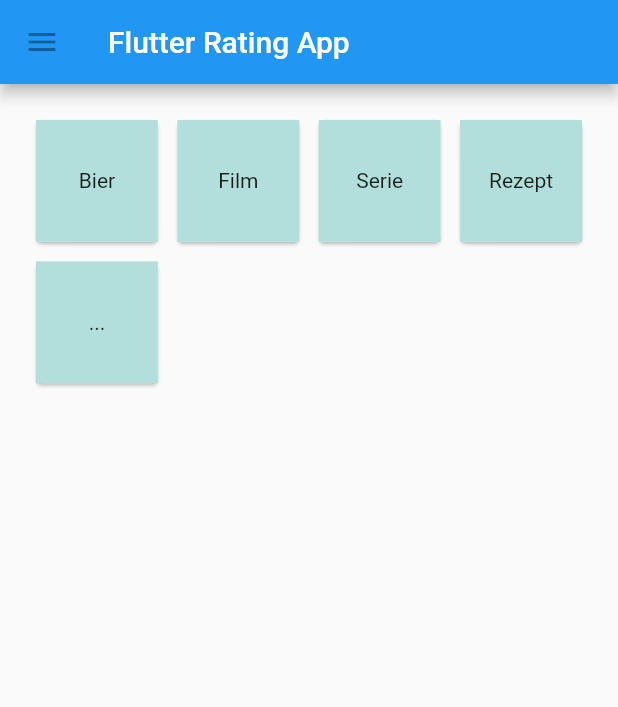
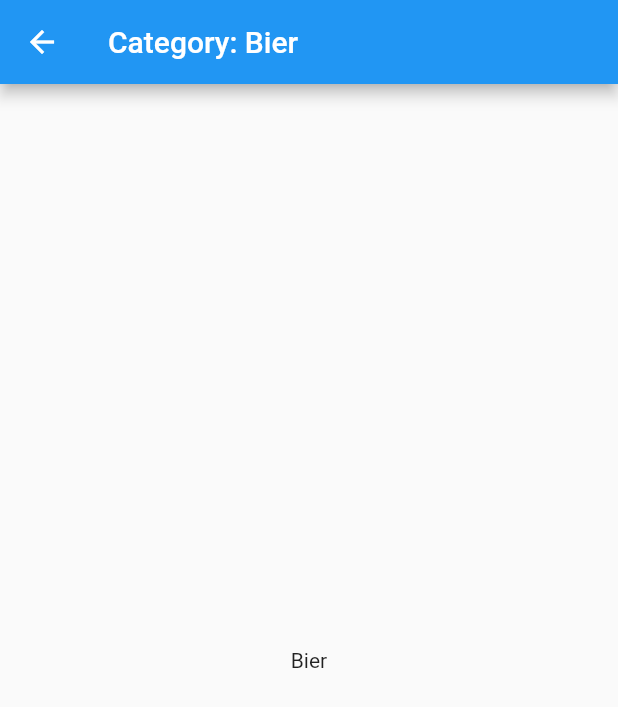
Before and after one commit to Doener48/FlutterRatingApp, a Flutter app: the screen it shows after launch, after a tap on "Bier", on a phone screen of 412 x 824 dp. Shown: the top 707 px of the screen. Run offline on Flutter 3.47's test engine with Material 2 defaults, Android fonts, the phone set to English and light mode, and no system bars.

```diff
--- /dev/null
+++ b/ratingapp/lib/categoryPage.dart
@@ -0,0 +1,57 @@
+import 'package:flutter/material.dart';
+
+import 'itemPage.dart';
+
+final titles = ['Bier', 'Film', 'Serie', 'Rezept', ' ... '];
+
+class CategoryPage extends StatelessWidget {
+  Widget build(BuildContext context) {
+    return MaterialApp(
+        home: Scaffold(
+          appBar: AppBar(
+            title: Text('Flutter Rating App'),
+          ),
+          body: Center(
+              child: CustomScrollView(
+            semanticChildCount: 5,
+            slivers: <Widget>[
+              SliverGrid(
+                gridDelegate: SliverGridDelegateWithFixedCrossAxisCount(
+                  crossAxisCount: 4,
+                  crossAxisSpacing: 5,
+                  mainAxisSpacing: 5,
+                ),
+                delegate: SliverChildBuilderDelegate(
+                  (BuildContext context, int index) {
+                    return Card(
+                      child: InkWell(
+                        onTap: () {
+                          Navigator.of(context).push(_createRoute(titles[index]));
+                        },
+                        child: Container(
+                          padding: const EdgeInsets.all(8),
+                          child: Center(
+                            child: Text(titles[index]),
+                          ),
+                          color: Colors.teal[100],
+                        ),
+                      ),
+                    );
+                  },
+                  childCount: titles.length,
+                ),
+              ),
+            ],
+          )),
+        ));
+  }
+}
+
+Route _createRoute(String title) {
+  return PageRouteBuilder(
+    pageBuilder: (context, animation, secondaryAnimation) => ItemPage(title),
+    transitionsBuilder: (context, animation, secondaryAnimation, child) {
+      return child;
+    },
+  );
+}
--- /dev/null
+++ b/ratingapp/lib/itemPage.dart
@@ -0,0 +1,16 @@
+import 'package:flutter/material.dart';
+
+class ItemPage extends StatelessWidget {
+
+  final String item;
+  ItemPage(this.item);
+
+  Widget build(BuildContext context) {
+    return Scaffold(
+      appBar: AppBar(title: Text('Category: ' + item),),
+      body: Center(
+        child: Text(item),
+      ),
+    );
+  }
+}
--- a/ratingapp/lib/main.dart
+++ b/ratingapp/lib/main.dart
@@ -1,63 +1,10 @@
 import 'package:flutter/material.dart';
+import 'package:ratingapp/categoryPage.dart';
 
-void main() => runApp(MyApp());
-
-final titles = ['Bier', 'Film', 'Serie', 'Rezept', ' ... '];
-
-class MyApp extends StatelessWidget {
-  @override
-  Widget build(BuildContext context) {
-    return MaterialApp(
+void main() => runApp(
+      MaterialApp(
         title: 'RatingApp',
+        home: CategoryPage(),
         debugShowCheckedModeBanner: false,
-        home: Scaffold(
-          appBar: AppBar(
-            leading: IconButton(
-              icon: Icon(Icons.menu),
-              tooltip: 'Navigation menu',
-              onPressed: null,
-            ),
-            title: Text('Flutter Rating App'),
-          ),
-          body: Center(
-              child: CustomScrollView(
-            primary: false,
-            slivers: <Widget>[
-              SliverPadding(
-                padding: const EdgeInsets.all(20),
-                sliver: SliverGrid.count(
-                  crossAxisSpacing: 5,
-                  mainAxisSpacing: 5,
-                  crossAxisCount: 4,
-                  children: _builder1(),
-                ),
-              ),
-            ],
-          )),
-        ));
-  }
-}
-
-List<Widget> _builder1() {
-  int itemCount = titles.length;
-  List<Widget> ret = [];
-  for (var i = 0; i < itemCount; i++) {
-    ret.add(
-      Card(
-        child: InkWell(
-          onTap: () {
-            print(titles[i] + " tapped");
-          },
-          child: Container(
-            padding: const EdgeInsets.all(8),
-            child: Center(
-              child: Text(titles[i]),
-            ),
-            color: Colors.teal[100],
-          ),
-        ),
       ),
     );
-  }
-  return ret;
-}
```
